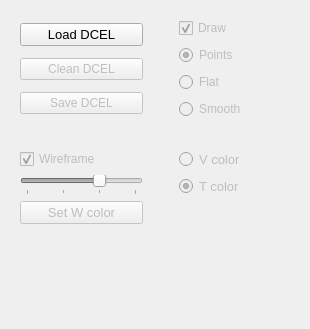
Above: dcel/gui/dcelmanager.ui from alemuntoni/HeightFieldDecomposition before the change. Below: the same form after it.
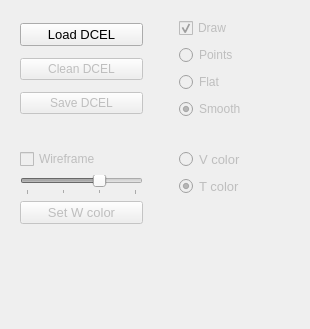
That is the form after the change.

```diff
--- a/dcel/gui/dcelmanager.ui
+++ b/dcel/gui/dcelmanager.ui
@@ -88,7 +88,7 @@
        <string>Wireframe</string>
       </property>
       <property name="checked">
-       <bool>true</bool>
+       <bool>false</bool>
       </property>
      </widget>
     </item>
@@ -147,7 +147,7 @@
        <string>Points</string>
       </property>
       <property name="checked">
-       <bool>true</bool>
+       <bool>false</bool>
       </property>
      </widget>
     </item>
@@ -173,7 +173,7 @@
        <string>Smooth</string>
       </property>
       <property name="checked">
-       <bool>false</bool>
+       <bool>true</bool>
       </property>
      </widget>
     </item>
```
